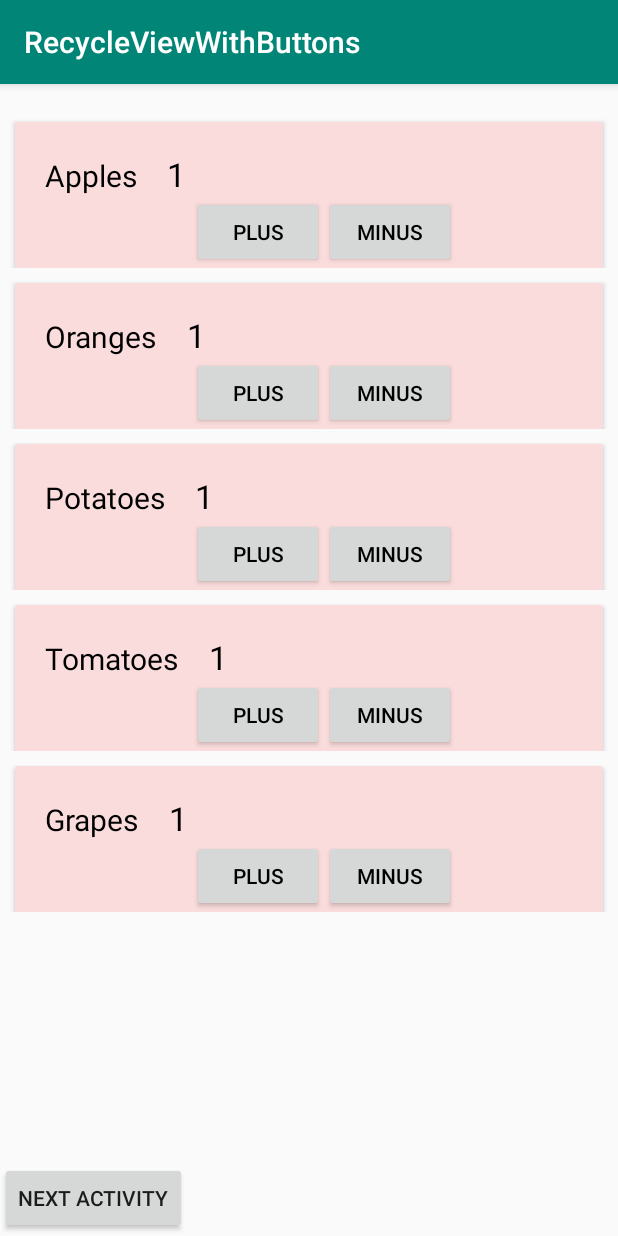
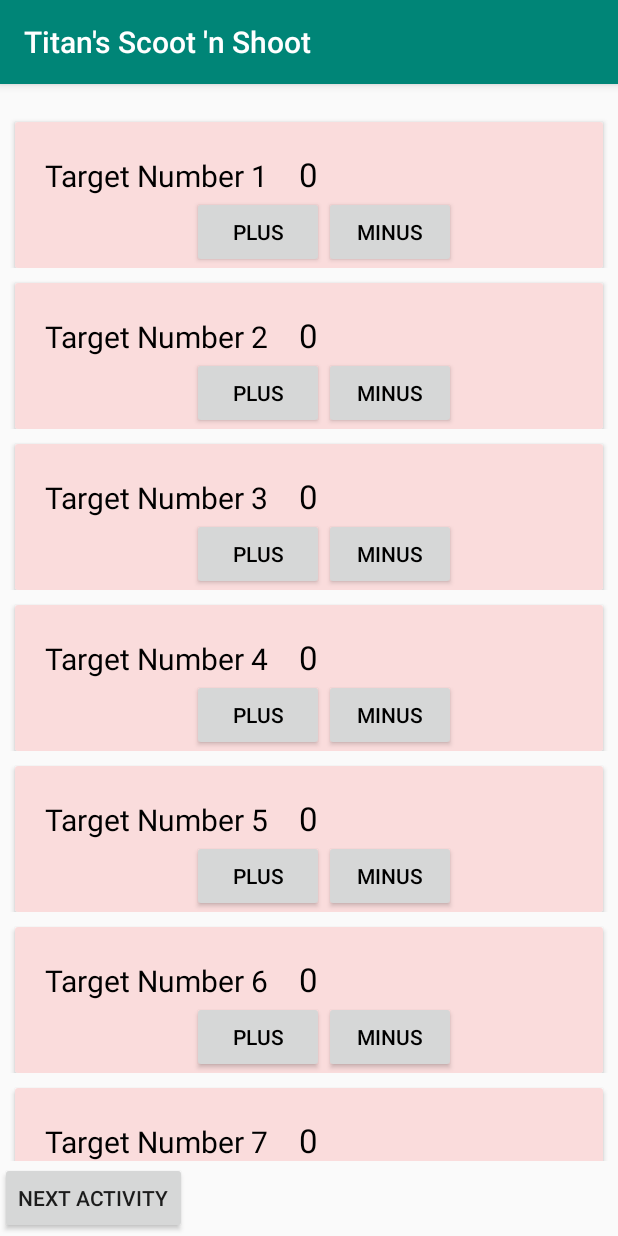
Before and after one commit to jamesb6313/RecycleViewWithButtons, an Android app: the screen it shows after launch (MainActivity), after a tap on "MINUS", on a phone screen of 412 x 824 dp. Run offline under Robolectric (Android 15) with nearby library versions, the phone set to English and light mode, and no system bars; 1 other tap on this screen came first.

Commit message:
Second Commit - Refactored to reflect ShootnScoot, changed Model and added onClick to RecyclerView rows

```diff
--- a/app/src/main/AndroidManifest.xml
+++ b/app/src/main/AndroidManifest.xml
@@ -1,6 +1,6 @@
 <?xml version="1.0" encoding="utf-8"?>
 <manifest xmlns:android="http://schemas.android.com/apk/res/android"
-    package="com.rv_withbuttons">
+    package="com.titansArchery">
 
     <application
         android:allowBackup="true"
@@ -9,8 +9,8 @@
         android:roundIcon="@mipmap/ic_launcher_round"
         android:supportsRtl="true"
         android:theme="@style/AppTheme">
-        <activity android:name=".NextActivity"></activity>
-        <activity android:name=".MainActivity">
+        <activity android:name="com.titansArchery.NextActivity"></activity>
+        <activity android:name="com.titansArchery.MainActivity">
             <intent-filter>
                 <action android:name="android.intent.action.MAIN" />
 
--- a/app/src/main/java/com/rv_withbuttons/Model.java
+++ /dev/null
@@ -1,23 +0,0 @@
-package com.rv_withbuttons;
-
-public class Model {
-
-    private int number;
-    private String fruit;
-
-    public int getNumber() {
-        return number;
-    }
-
-    public void setNumber(int number) {
-        this.number = number;
-    }
-
-    public String getFruit() {
-        return fruit;
-    }
-
-    public void setFruit(String fruit) {
-        this.fruit = fruit;
-    }
-}
--- a/app/src/main/java/com/rv_withbuttons/CustomAdapter.java
+++ b/app/src/main/java/com/titansArchery/CustomAdapter.java
@@ -1,6 +1,7 @@
-package com.rv_withbuttons;
+package com.titansArchery;
 
 import android.content.Context;
+import android.util.Log;
 import android.view.LayoutInflater;
 import android.view.View;
 import android.view.ViewGroup;
@@ -31,8 +32,8 @@ public class CustomAdapter extends RecyclerView.Adapter<CustomAdapter.MyViewHold
     @Override
     public void onBindViewHolder(final CustomAdapter.MyViewHolder holder, int position) {
 
-        holder.tvFruit.setText(MainActivity.modelArrayList.get(position).getFruit());
-        holder.tvnumber.setText(String.valueOf(MainActivity.modelArrayList.get(position).getNumber()));
+        holder.tvTargetName.setText(MainActivity.modelArrayList.get(position).getTargetName());
+        holder.tvTargetScore.setText(String.valueOf(MainActivity.modelArrayList.get(position).getTargetScore()));
 
     }
 
@@ -44,13 +45,16 @@ public class CustomAdapter extends RecyclerView.Adapter<CustomAdapter.MyViewHold
     class MyViewHolder extends RecyclerView.ViewHolder implements View.OnClickListener {
 
         protected Button btn_plus, btn_minus;
-        private TextView tvFruit, tvnumber;
+        private TextView tvTargetName, tvTargetScore;
 
         public MyViewHolder(View itemView) {
             super(itemView);
 
-            tvFruit = (TextView) itemView.findViewById(R.id.animal);
-            tvnumber = (TextView) itemView.findViewById(R.id.number);
+            itemView.setOnClickListener(this); //add click for row to enable_disable row
+
+
+            tvTargetName = (TextView) itemView.findViewById(R.id.targetNumber);
+            tvTargetScore = (TextView) itemView.findViewById(R.id.targetScore);
             btn_plus = (Button) itemView.findViewById(R.id.plus);
             btn_minus = (Button) itemView.findViewById(R.id.minus);
 
@@ -64,22 +68,36 @@ public class CustomAdapter extends RecyclerView.Adapter<CustomAdapter.MyViewHold
         //onClick Listener for view
         @Override
         public void onClick(View v) {
+            //Add to Score
             if (v.getId() == btn_plus.getId()) {
 
                 View tempview = (View) btn_plus.getTag(R.integer.btn_plus_view);
-                TextView tv = (TextView) tempview.findViewById(R.id.number);
+                TextView tv = (TextView) tempview.findViewById(R.id.targetScore);  //add to target score
 
                 int number = Integer.parseInt(tv.getText().toString()) + 1;
                 tv.setText(String.valueOf(number));
-                MainActivity.modelArrayList.get(getAdapterPosition()).setNumber(number);
-            } else if (v.getId() == btn_minus.getId()) {
+                MainActivity.modelArrayList.get(getAdapterPosition()).setTargetScore(number);
+            }  //Subtract from Score
+            else if (v.getId() == btn_minus.getId()) {
 
                 View tempview = (View) btn_minus.getTag(R.integer.btn_minus_view);
-                TextView tv = (TextView) tempview.findViewById(R.id.number);
+                TextView tv = (TextView) tempview.findViewById(R.id.targetScore);  //minus from target score
 
                 int number = Integer.parseInt(tv.getText().toString()) - 1;
                 tv.setText(String.valueOf(number));
-                MainActivity.modelArrayList.get(getAdapterPosition()).setNumber(number);
+                MainActivity.modelArrayList.get(getAdapterPosition()).setTargetScore(number);
+            }   //Enable_Disable Target Score Row
+            else {
+
+                int position = getAdapterPosition();
+                TextView fruitName = (TextView) v.findViewById(R.id.targetNumber);  //name of target
+
+                Log.i("MyINFO","the item position that was clicked is " + position);
+                Log.i("MyINFO","fruit: (TextView) var fruitName.getText() " + fruitName.getText());
+
+                String fname = MainActivity.modelArrayList.get(getAdapterPosition()).getTargetName();
+                Log.i("MyINFO","fruit: model.getFruit " + fname);
+
             }
         }
     }
--- a/app/src/main/java/com/rv_withbuttons/MainActivity.java
+++ b/app/src/main/java/com/titansArchery/MainActivity.java
@@ -1,4 +1,4 @@
-package com.rv_withbuttons;
+package com.titansArchery;
 
 //Base of shoot n scoot project taken from url below
 //See: https://demonuts.com/recyclerview-button/
@@ -20,9 +20,10 @@ public class MainActivity extends AppCompatActivity {
 
     private RecyclerView recyclerView;
     public static ArrayList<Model> modelArrayList;
+    public static int NumberOfTargets = 24;
     private CustomAdapter customAdapter;
     private Button btnnext;
-    private String[] fruitlist = new String[]{"Apples", "Oranges", "Potatoes", "Tomatoes", "Grapes"};
+    //private String[] fruitlist = new String[]{"Apples", "Oranges", "Potatoes", "Tomatoes", "Grapes"};
 
     @Override
     protected void onCreate(Bundle savedInstanceState) {
@@ -50,11 +51,12 @@ public class MainActivity extends AppCompatActivity {
         ArrayList<Model> list = new ArrayList<>();
 
         //int numHoles = R.integer.num_holes;
-        for(int i = 0; i < 5; i++){
+        for(int i = 0; i < NumberOfTargets; i++){
 
             Model model = new Model();
-            model.setNumber(1);
-            model.setFruit(fruitlist[i]);
+            model.setTargetScore(0);
+            model.setTargetName("Target Number " + (i + 1));
+            //model.setElapsedTime("-1");
             list.add(model);
         }
         return list;
--- /dev/null
+++ b/app/src/main/java/com/titansArchery/Model.java
@@ -0,0 +1,23 @@
+package com.titansArchery;
+
+public class Model {
+
+    private int targetScore;
+    private String targetName;
+
+    public int getTargetScore() {
+        return targetScore;
+    }
+
+    public void setTargetScore(int targetScore) {
+        this.targetScore = targetScore;
+    }
+
+    public String getTargetName() {
+        return targetName;
+    }
+
+    public void setTargetName(String targetName) {
+        this.targetName = targetName;
+    }
+}
--- a/app/src/main/res/layout/activity_next.xml
+++ b/app/src/main/res/layout/activity_next.xml
@@ -9,7 +9,7 @@
     <TextView
         android:layout_width="wrap_content"
         android:layout_height="wrap_content"
-        android:id="@+id/tv"
+        android:id="@+id/scoreSheet"
         android:textAppearance="?android:attr/textAppearanceMedium"
         android:textColor="#000"
         android:layout_marginTop="20dp"
--- a/app/src/main/res/layout/rv_item.xml
+++ b/app/src/main/res/layout/rv_item.xml
@@ -29,16 +29,16 @@
                 <TextView
                     android:layout_width="wrap_content"
                     android:layout_height="wrap_content"
-                    android:id="@+id/animal"
+                    android:id="@+id/targetNumber"
                     android:layout_marginLeft="20dp"
-                    android:text="animal"
+                    android:text="@string/targetNumber"
                     android:textAppearance="?android:attr/textAppearanceMedium"
                     android:textColor="#000"
                     android:textSize="20sp"/>
                 <TextView
                     android:layout_width="wrap_content"
                     android:layout_height="wrap_content"
-                    android:id="@+id/number"
+                    android:id="@+id/targetScore"
                     android:layout_marginLeft="20dp"
                     android:text="1"
                     android:textAppearance="?android:attr/textAppearanceLarge"
```
Also changed, not shown: app/src/main/java/com/rv_withbuttons/NextActivity.java (deleted, +0 -26 lines), app/src/main/java/com/titansArchery/NextActivity.java (added, +28 -0 lines), app/src/main/res/values/strings.xml (+9 -1 lines), 4 other files.
